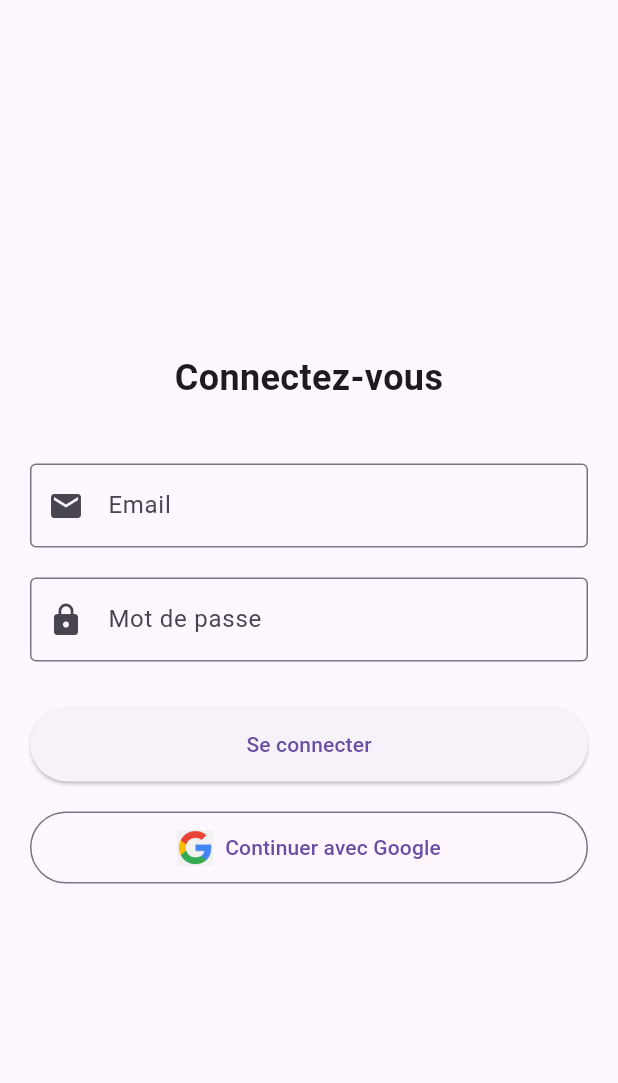
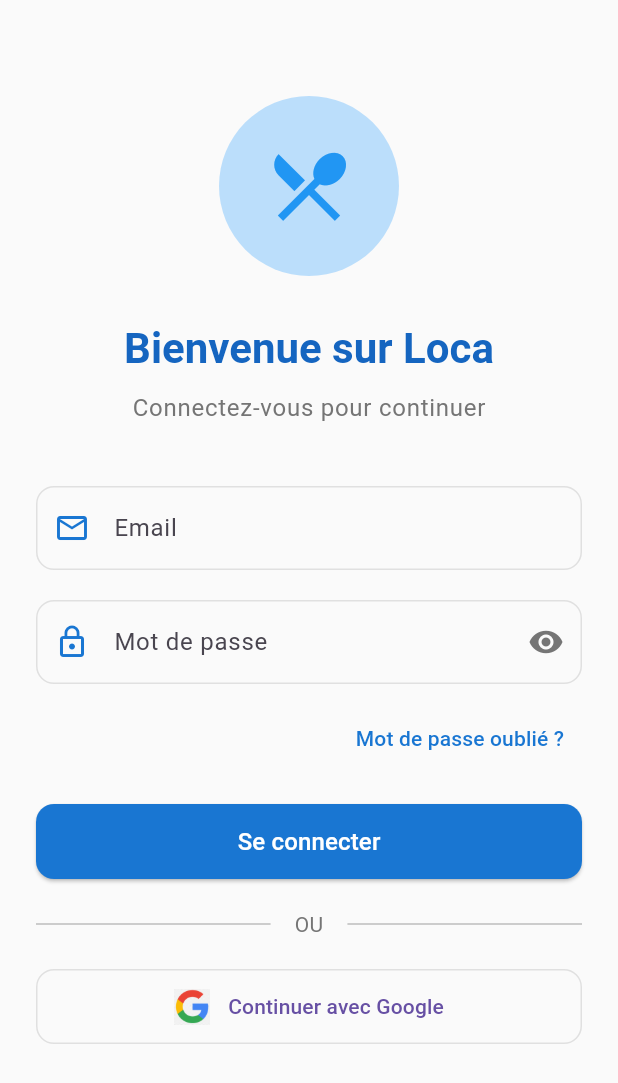
Before and after one commit to Tiavina22/loca, a Flutter app: the screen it shows after launch, on a phone screen of 412 x 824 dp. Shown: the top 1083 px of the screen. Run offline on Flutter 3.47's test engine with Material 3 defaults, Android fonts, the phone set to English and light mode, and no system bars.

Commit message:
[FIX] : auth page amelioration.

```diff
--- a/lib/features/auth/presentation/pages/auth_page.dart
+++ b/lib/features/auth/presentation/pages/auth_page.dart
@@ -11,6 +11,8 @@ class _AuthPageState extends State<AuthPage> {
   final _formKey = GlobalKey<FormState>();
   final _emailController = TextEditingController();
   final _passwordController = TextEditingController();
+  bool _isPasswordVisible = false;
+  bool _isLoading = false;
 
   @override
   void dispose() {
@@ -19,31 +21,68 @@ class _AuthPageState extends State<AuthPage> {
     super.dispose();
   }
 
+  Future<void> _handleSignIn() async {
+    if (_formKey.currentState!.validate()) {
+      setState(() => _isLoading = true);
+      await Future.delayed(const Duration(seconds: 2)); // Simuler un chargement
+      setState(() => _isLoading = false);
+      // TODO: Implémenter la vraie logique de connexion
+    }
+  }
+
   @override
   Widget build(BuildContext context) {
     return Scaffold(
+      backgroundColor: Colors.grey[50],
       body: SafeArea(
+        child: SingleChildScrollView(
           child: Padding(
-          padding: const EdgeInsets.all(20.0),
-          child: Form(
+            padding: const EdgeInsets.all(24.0),
+            child: Column(
+              children: [
+                const SizedBox(height: 40),
+                // Header
+                Hero(
+                  tag: 'logo',
+                  child: Container(
+                    height: 120,
+                    width: 120,
+                    decoration: BoxDecoration(
+                      color: Colors.blue[100],
+                      shape: BoxShape.circle,
+                    ),
+                    child: const Icon(
+                      Icons.restaurant_menu,
+                      size: 60,
+                      color: Colors.blue,
+                    ),
+                  ),
+                ),
+                const SizedBox(height: 30),
+                Text(
+                  'Bienvenue sur Loca',
+                  style: Theme.of(context).textTheme.headlineMedium?.copyWith(
+                    fontWeight: FontWeight.bold,
+                    color: Colors.blue[800],
+                  ),
+                ),
+                const SizedBox(height: 10),
+                Text(
+                  'Connectez-vous pour continuer',
+                  style: Theme.of(
+                    context,
+                  ).textTheme.bodyLarge?.copyWith(color: Colors.grey[600]),
+                ),
+                const SizedBox(height: 40),
+                // Form
+                Form(
                   key: _formKey,
                   child: Column(
-              mainAxisAlignment: MainAxisAlignment.center,
-              crossAxisAlignment: CrossAxisAlignment.stretch,
                     children: [
-                const Text(
-                  'Connectez-vous',
-                  style: TextStyle(fontSize: 24, fontWeight: FontWeight.bold),
-                  textAlign: TextAlign.center,
-                ),
-                const SizedBox(height: 40),
-                TextFormField(
+                      _buildTextField(
                         controller: _emailController,
-                  decoration: const InputDecoration(
-                    labelText: 'Email',
-                    border: OutlineInputBorder(),
-                    prefixIcon: Icon(Icons.email),
-                  ),
+                        label: 'Email',
+                        icon: Icons.email_outlined,
                         validator: (value) {
                           if (value == null || !value.contains('@')) {
                             return 'Veuillez entrer un email valide';
@@ -52,14 +91,17 @@ class _AuthPageState extends State<AuthPage> {
                         },
                       ),
                       const SizedBox(height: 20),
-                TextFormField(
+                      _buildTextField(
                         controller: _passwordController,
-                  decoration: const InputDecoration(
-                    labelText: 'Mot de passe',
-                    border: OutlineInputBorder(),
-                    prefixIcon: Icon(Icons.lock),
-                  ),
-                  obscureText: true,
+                        label: 'Mot de passe',
+                        icon: Icons.lock_outline,
+                        isPassword: true,
+                        isPasswordVisible: _isPasswordVisible,
+                        onTogglePassword: () {
+                          setState(
+                            () => _isPasswordVisible = !_isPasswordVisible,
+                          );
+                        },
                         validator: (value) {
                           if (value == null || value.length < 6) {
                             return 'Le mot de passe doit contenir au moins 6 caractères';
@@ -67,30 +109,24 @@ class _AuthPageState extends State<AuthPage> {
                           return null;
                         },
                       ),
-                const SizedBox(height: 30),
-                ElevatedButton(
-                  onPressed: () {
-                    if (_formKey.currentState!.validate()) {
-                      // TODO: Implémenter la logique de connexion
-                    }
-                  },
-                  style: ElevatedButton.styleFrom(
-                    padding: const EdgeInsets.symmetric(vertical: 15),
+                      const SizedBox(height: 12),
+                      Align(
+                        alignment: Alignment.centerRight,
+                        child: TextButton(
+                          onPressed: () {},
+                          child: Text(
+                            'Mot de passe oublié ?',
+                            style: TextStyle(color: Colors.blue[700]),
                           ),
-                  child: const Text('Se connecter'),
+                        ),
                       ),
                       const SizedBox(height: 20),
-                OutlinedButton.icon(
-                  onPressed: () {
-                    // TODO: Implémenter la connexion Google
-                  },
-                  icon: Image.asset(
-                    'assets/images/logos/logo-google.png',
-                    height: 24,
-                  ),
-                  label: const Text('Continuer avec Google'),
-                  style: OutlinedButton.styleFrom(
-                    padding: const EdgeInsets.symmetric(vertical: 12),
+                      _buildSignInButton(),
+                      const SizedBox(height: 20),
+                      _buildDivider(),
+                      const SizedBox(height: 20),
+                      _buildGoogleSignInButton(),
+                    ],
                   ),
                 ),
               ],
@@ -100,4 +136,105 @@ class _AuthPageState extends State<AuthPage> {
       ),
     );
   }
+
+  Widget _buildTextField({
+    required TextEditingController controller,
+    required String label,
+    required IconData icon,
+    bool isPassword = false,
+    bool? isPasswordVisible,
+    VoidCallback? onTogglePassword,
+    String? Function(String?)? validator,
+  }) {
+    return TextFormField(
+      controller: controller,
+      obscureText: isPassword && !(_isPasswordVisible),
+      decoration: InputDecoration(
+        labelText: label,
+        prefixIcon: Icon(icon, color: Colors.blue[700]),
+        suffixIcon:
+            isPassword
+                ? IconButton(
+                  icon: Icon(
+                    _isPasswordVisible
+                        ? Icons.visibility_off
+                        : Icons.visibility,
+                    color: Colors.grey[600],
+                  ),
+                  onPressed: onTogglePassword,
+                )
+                : null,
+        border: OutlineInputBorder(
+          borderRadius: BorderRadius.circular(12),
+          borderSide: BorderSide(color: Colors.grey[300]!),
+        ),
+        enabledBorder: OutlineInputBorder(
+          borderRadius: BorderRadius.circular(12),
+          borderSide: BorderSide(color: Colors.grey[300]!),
+        ),
+        focusedBorder: OutlineInputBorder(
+          borderRadius: BorderRadius.circular(12),
+          borderSide: BorderSide(color: Colors.blue[700]!),
+        ),
+      ),
+      validator: validator,
+    );
   }
+
+  Widget _buildSignInButton() {
+    return ElevatedButton(
+      onPressed: _isLoading ? null : _handleSignIn,
+      style: ElevatedButton.styleFrom(
+        backgroundColor: Colors.blue[700],
+        minimumSize: const Size(double.infinity, 50),
+        shape: RoundedRectangleBorder(borderRadius: BorderRadius.circular(12)),
+      ),
+      child:
+          _isLoading
+              ? const SizedBox(
+                height: 20,
+                width: 20,
+                child: CircularProgressIndicator(
+                  strokeWidth: 2,
+                  valueColor: AlwaysStoppedAnimation<Color>(Colors.white),
+                ),
+              )
+              : const Text(
+                'Se connecter',
+                style: TextStyle(fontSize: 16, color: Colors.white),
+              ),
+    );
+  }
+
+  Widget _buildDivider() {
+    return Row(
+      children: [
+        Expanded(child: Divider(color: Colors.grey[400])),
+        Padding(
+          padding: const EdgeInsets.symmetric(horizontal: 16),
+          child: Text('OU', style: TextStyle(color: Colors.grey[600])),
+        ),
+        Expanded(child: Divider(color: Colors.grey[400])),
+      ],
+    );
+  }
+
+  Widget _buildGoogleSignInButton() {
+    return OutlinedButton(
+      onPressed: () {},
+      style: OutlinedButton.styleFrom(
+        minimumSize: const Size(double.infinity, 50),
+        shape: RoundedRectangleBorder(borderRadius: BorderRadius.circular(12)),
+        side: BorderSide(color: Colors.grey[300]!),
+      ),
+      child: Row(
+        mainAxisAlignment: MainAxisAlignment.center,
+        children: [
+          Image.asset('assets/images/logos/logo-google.png', height: 24),
+          const SizedBox(width: 12),
+          const Text('Continuer avec Google'),
+        ],
+      ),
+    );
+  }
+}
```
Lines whose indentation alone changed are shown as unchanged.
